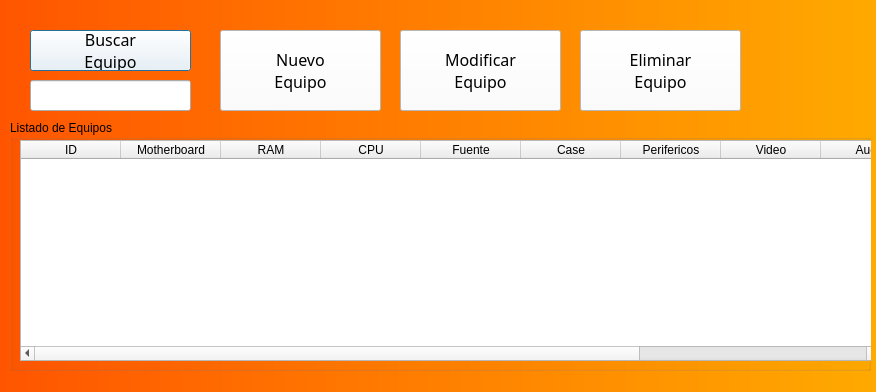
Old version of the form Inventario-Equipos.ui in the repository danilp12/GestionInventarioVcp.
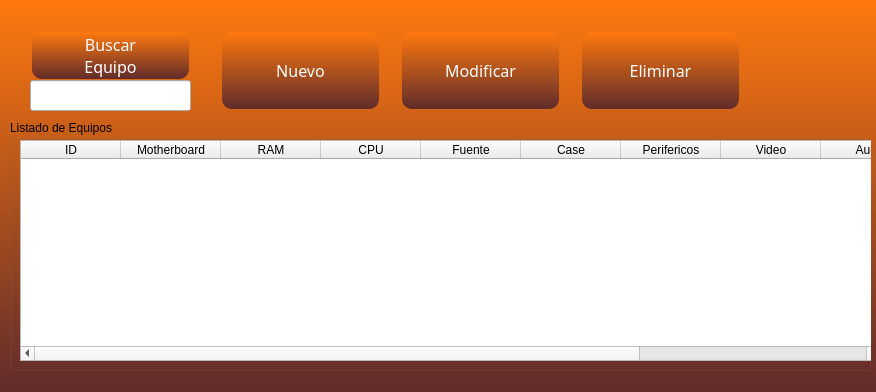
New version of the form.

Commit message: Nuevos cambios

Diff of the .ui file:
```diff
--- a/Inventario-Equipos.ui
+++ b/Inventario-Equipos.ui
@@ -14,10 +14,9 @@
    <string>Dialog</string>
   </property>
   <property name="styleSheet">
-   <string notr="true">
-QDialog{
+   <string notr="true">QDialog{
     color: rgba(255, 255, 255, 10) ;
-	background-color: qlineargradient(spread:reflect, x1:0, y1:0, x2:1, y2:0, stop:0 rgba(255, 85, 0, 255), stop:1 rgba(255, 170, 0, 255));
+	background-color: qlineargradient(spread:pad, x0:0, y0:2, x2:0, y2:1.1, stop:0 rgba(255, 121, 14, 255), stop:1 rgba(80, 35, 46, 255));
 	opacity:80;
 	position: relative;
     background-position: center;
@@ -25,10 +24,41 @@
     
 }
 QPushButton {
- background-color: white;
+ background-color: qlineargradient(spread:pad, x0:0, y0:2, x2:0, y2:1.1, stop:0 rgba(255, 121, 14, 255), stop:1 rgba(80, 35, 46, 255));
+ color: white;
+font-family:Epitet-SemiBold;
+font-size: 16px;
+margin:2px;
+ border-radius:10px;
+}
+QPushButton:Hover {
+ background-color: rgb(255, 121, 14);
+ color: red;
+font-family:Epitet-SemiBold;
+font-size: 16px;
+margin:2px;
+ border-radius:10px;
+}
+QPushButton:Pressed {
+ background-color: rgb(80, 35, 46);
  color: black;
-font-family:Bodoni MT;
+font-family:Epitet-SemiBold;
 font-size: 16px;
+margin:2px;
+ border-radius:10px;
+}
+QPushButton:disabled{
+	border-style: outset;
+	border-width: 2px;
+	border-top-color: qlineargradient(spread:pad, x1:0.5, y1:0.6, x2:0.5, y2:0.4, stop:0 rgba(115, 115, 115, 255), stop:1 rgba(62, 62, 62, 255));
+	border-right-color: qlineargradient(spread:pad, x1:0.4, y1:0.5, x2:0.6, y2:0.5, stop:0 rgba(115, 115, 115, 255), stop:1 rgba(62, 62, 62, 255));
+	border-left-color: qlineargradient(spread:pad, x1:0.6, y1:0.5, x2:0.4, y2:0.5, stop:0 rgba(115, 115, 115, 255), stop:1 rgba(62, 62, 62, 255));
+	border-bottom-color: rgb(58, 58, 58);
+	border-bottom-width: 1px;
+	border-style: solid;
+	color: rgb(0, 0, 0);
+	padding: 2px;
+	background-color: qlineargradient(spread:pad, x1:0.5, y1:1, x2:0.5, y2:0, stop:0 rgba(57, 57, 57, 255), stop:1 rgba(77, 77, 77, 255));
 }</string>
   </property>
   <widget class="QPushButton" name="Buscar">
@@ -37,12 +67,12 @@
      <x>30</x>
      <y>30</y>
      <width>161</width>
-     <height>41</height>
+     <height>51</height>
     </rect>
    </property>
    <property name="font">
     <font>
-     <family>Bodoni MT</family>
+     <family>Epitet-SemiBold</family>
      <pointsize>-1</pointsize>
     </font>
    </property>
@@ -62,13 +92,12 @@
    </property>
    <property name="font">
     <font>
-     <family>Bodoni MT</family>
+     <family>Epitet-SemiBold</family>
      <pointsize>-1</pointsize>
     </font>
    </property>
    <property name="text">
-    <string>Nuevo
-Equipo</string>
+    <string>Nuevo</string>
    </property>
   </widget>
   <widget class="QPushButton" name="ModificarEquipo">
@@ -82,13 +111,12 @@
    </property>
    <property name="font">
     <font>
-     <family>Bodoni MT</family>
+     <family>Epitet-SemiBold</family>
      <pointsize>-1</pointsize>
     </font>
    </property>
    <property name="text">
-    <string>Modificar
-Equipo</string>
+    <string>Modificar</string>
    </property>
   </widget>
   <widget class="QPushButton" name="EliminarEquipo">
@@ -102,13 +130,12 @@
    </property>
    <property name="font">
     <font>
-     <family>Bodoni MT</family>
+     <family>Epitet-SemiBold</family>
      <pointsize>-1</pointsize>
     </font>
    </property>
    <property name="text">
-    <string>Eliminar
-Equipo</string>
+    <string>Eliminar</string>
    </property>
   </widget>
   <widget class="QLineEdit" name="BuscarID">
```
The commit also changes 12 other files.
